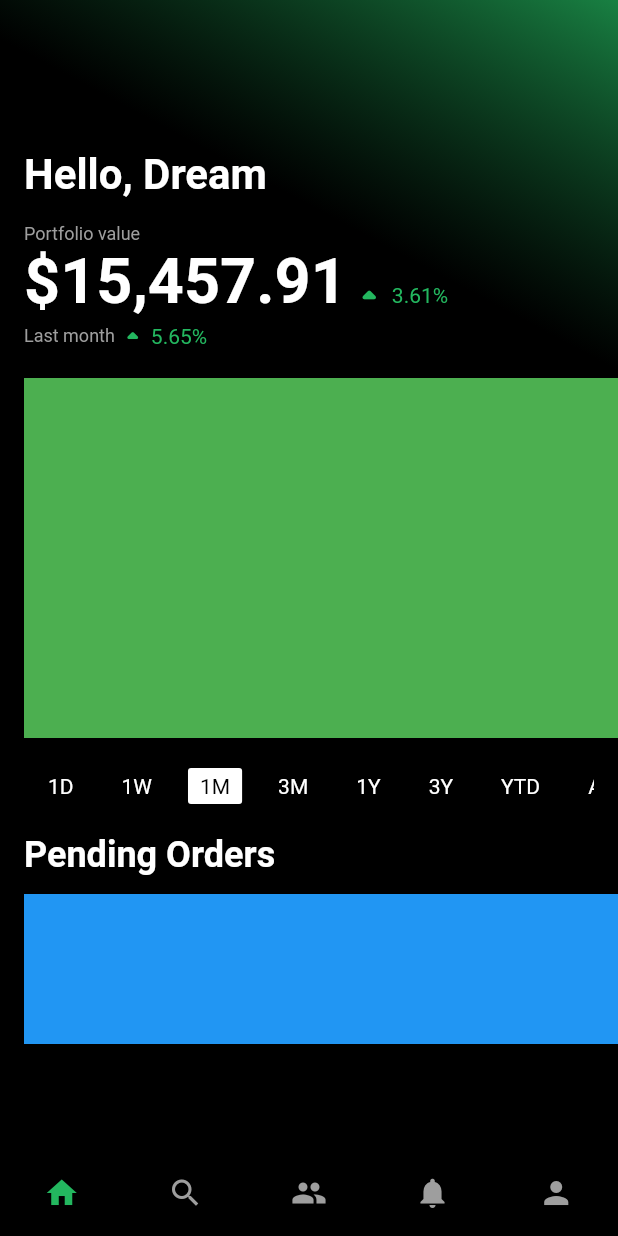
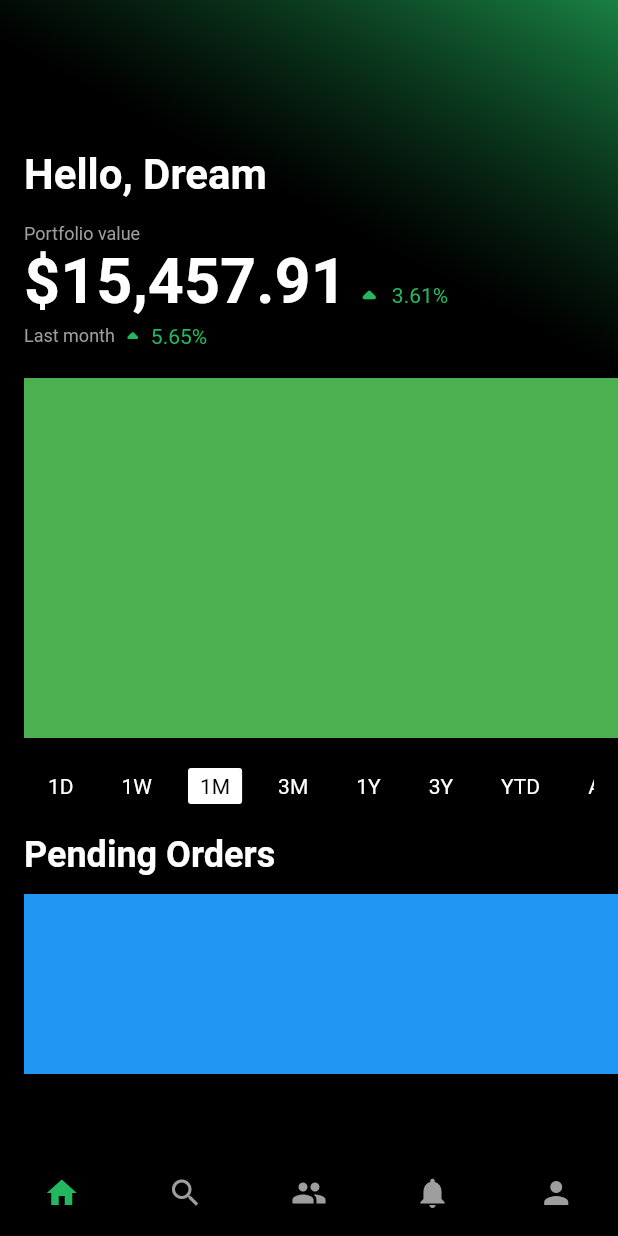
Before and after one commit to JAICHANGPARK/flutter_notebook_chapter_21, a Flutter app: the screen it shows after launch, on a phone screen of 412 x 824 dp. Run offline on Flutter 3.47's test engine with Material 2 defaults, Android fonts, the light colour scheme and no system bars; our stand-ins replace badges, fl_chart, flutter_riverpod; missing offline and left inert: candlesticks.

Commit message:
Update investment_home_page.dart

```diff
--- a/lib/ep1221_investment_app/src/ui/investment_home_page.dart
+++ b/lib/ep1221_investment_app/src/ui/investment_home_page.dart
@@ -14,7 +14,9 @@ class _InvestmentHomePageState extends State<InvestmentHomePage> {
   Widget build(BuildContext context) {
     return Scaffold(
       backgroundColor: Colors.black,
-      body: Stack(
+      body: IndexedStack(
+        children: [
+          Stack(
             children: [
               Positioned(
                 left: 0,
@@ -169,7 +171,7 @@ class _InvestmentHomePageState extends State<InvestmentHomePage> {
                       ),
                       Container(
                         margin: EdgeInsets.symmetric(vertical: 12),
-                    height: 100,
+                        height: 120,
                         decoration: BoxDecoration(
                           color: Colors.blue,
                         ),
@@ -179,6 +181,21 @@ class _InvestmentHomePageState extends State<InvestmentHomePage> {
                 ),
               )
             ],
+          ),
+          Center(
+            child: Text("Page $_index"),
+          ),
+          Center(
+            child: Text("Page $_index"),
+          ),
+          Center(
+            child: Text("Page $_index"),
+          ),
+          Center(
+            child: Text("Page $_index"),
+          ),
+        ],
+        index: _index,
       ),
       bottomNavigationBar: BottomNavigationBar(
         currentIndex: _index,
```
Lines whose indentation alone changed are shown as unchanged.
